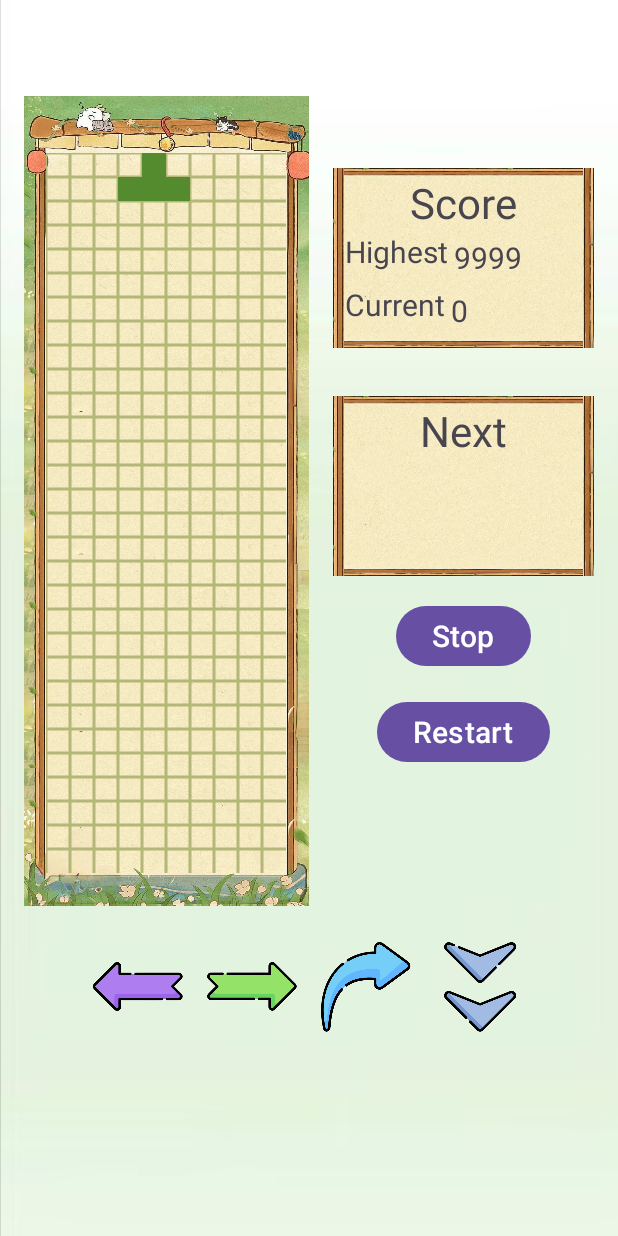
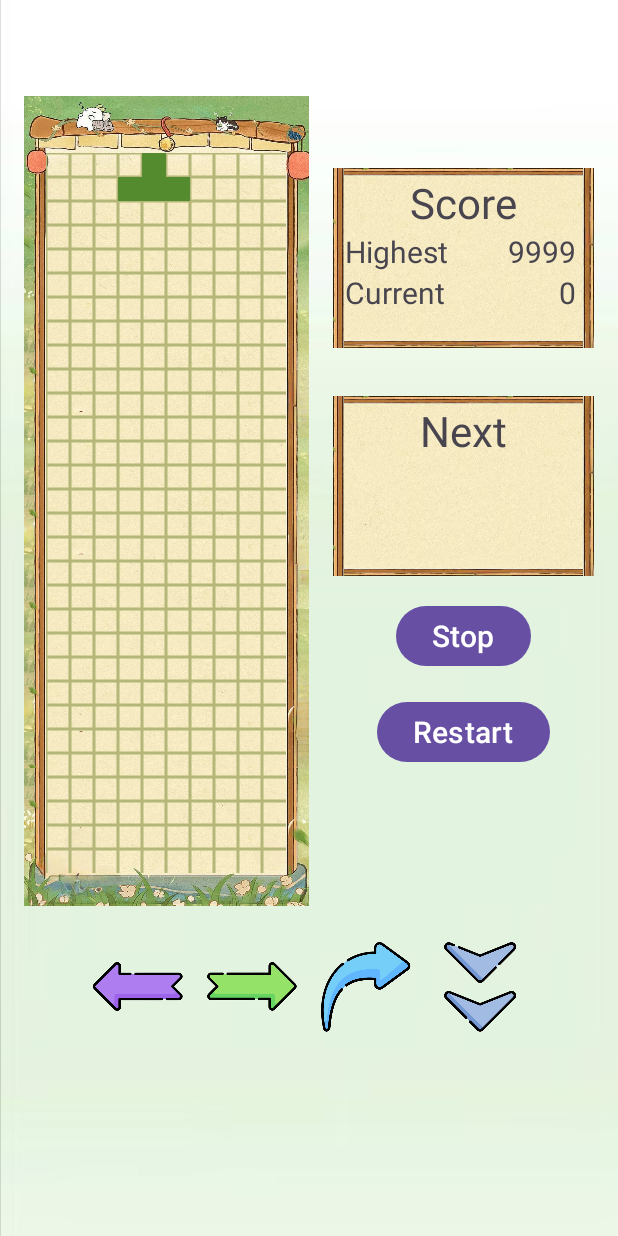
Before and after one commit to NJUPTTetris/Tetris, an Android app: the GameActivity screen opened directly, with no data from a screen before it, on a phone screen of 412 x 824 dp. Run offline under Robolectric (Android 15) with nearby library versions, the phone set to English and light mode, and no system bars.

Commit message:
添加图标
添加了应用的图标

```diff
--- a/app/src/main/AndroidManifest.xml
+++ b/app/src/main/AndroidManifest.xml
@@ -6,7 +6,7 @@
         android:allowBackup="true"
         android:dataExtractionRules="@xml/data_extraction_rules"
         android:fullBackupContent="@xml/backup_rules"
-        android:icon="@mipmap/ic_launcher"
+        android:icon="@mipmap/app_icon"
         android:label="@string/app_name"
         android:roundIcon="@mipmap/ic_launcher_round"
         android:supportsRtl="true"
--- a/app/src/main/res/layout/activity_game.xml
+++ b/app/src/main/res/layout/activity_game.xml
@@ -65,16 +65,18 @@
                         android:textSize="20sp" />
 
                     <TextView
-                        android:layout_width="wrap_content"
+                        android:id="@+id/high_score"
+                        android:layout_width="match_parent"
                         android:layout_height="wrap_content"
-                        android:layout_margin="4dp"
+                        android:layout_marginEnd="12dp"
+                        android:gravity="right"
                         android:text="@string/highest_score"
                         android:textSize="20sp" />
                 </LinearLayout>
 
                 <LinearLayout
                     android:layout_width="match_parent"
-                    android:layout_height="match_parent"
+                    android:layout_height="wrap_content"
                     android:orientation="horizontal">
 
                     <TextView
@@ -85,9 +87,11 @@
                         android:textSize="20sp" />
 
                     <TextView
+                        android:id="@+id/current_score"
                         android:layout_width="match_parent"
                         android:layout_height="wrap_content"
-                        android:layout_margin="4dp"
+                        android:layout_marginEnd="12dp"
+                        android:gravity="right"
                         android:text="@string/current_score"
                         android:textSize="20sp" />
                 </LinearLayout>
```
Also changed, not shown: app/src/main/res/mipmap-hdpi/app_icon.png (added).
